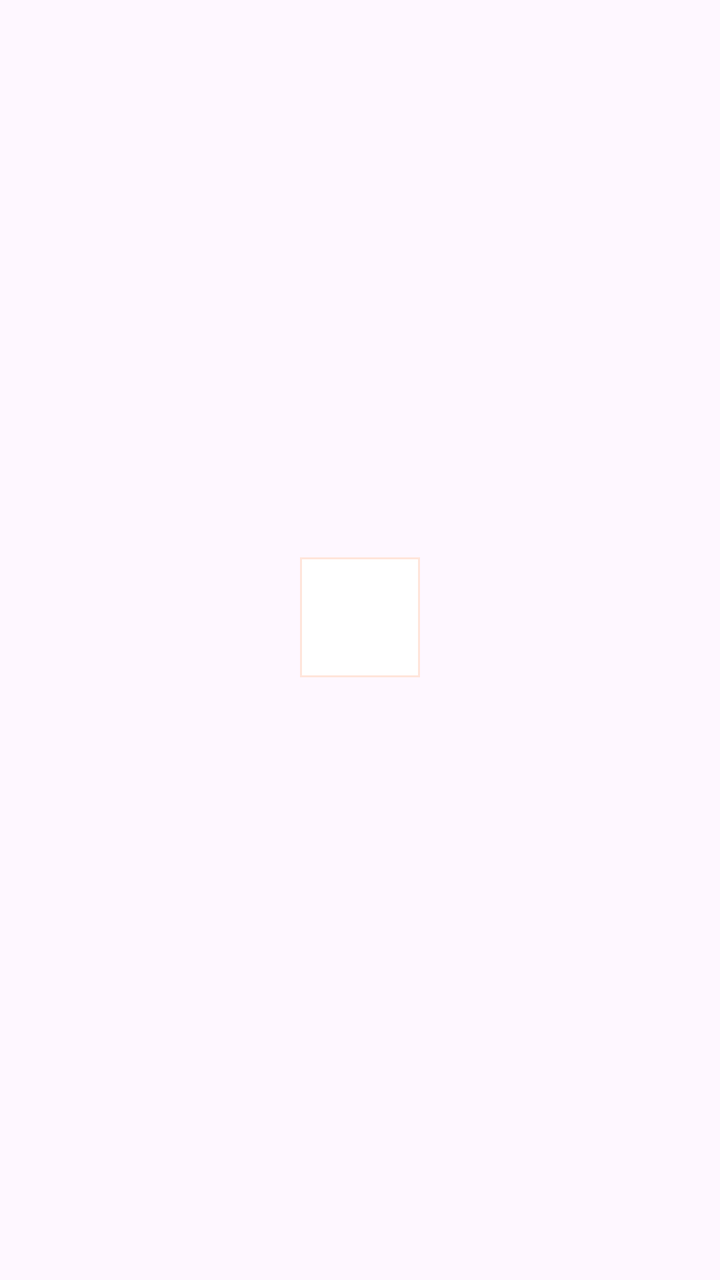
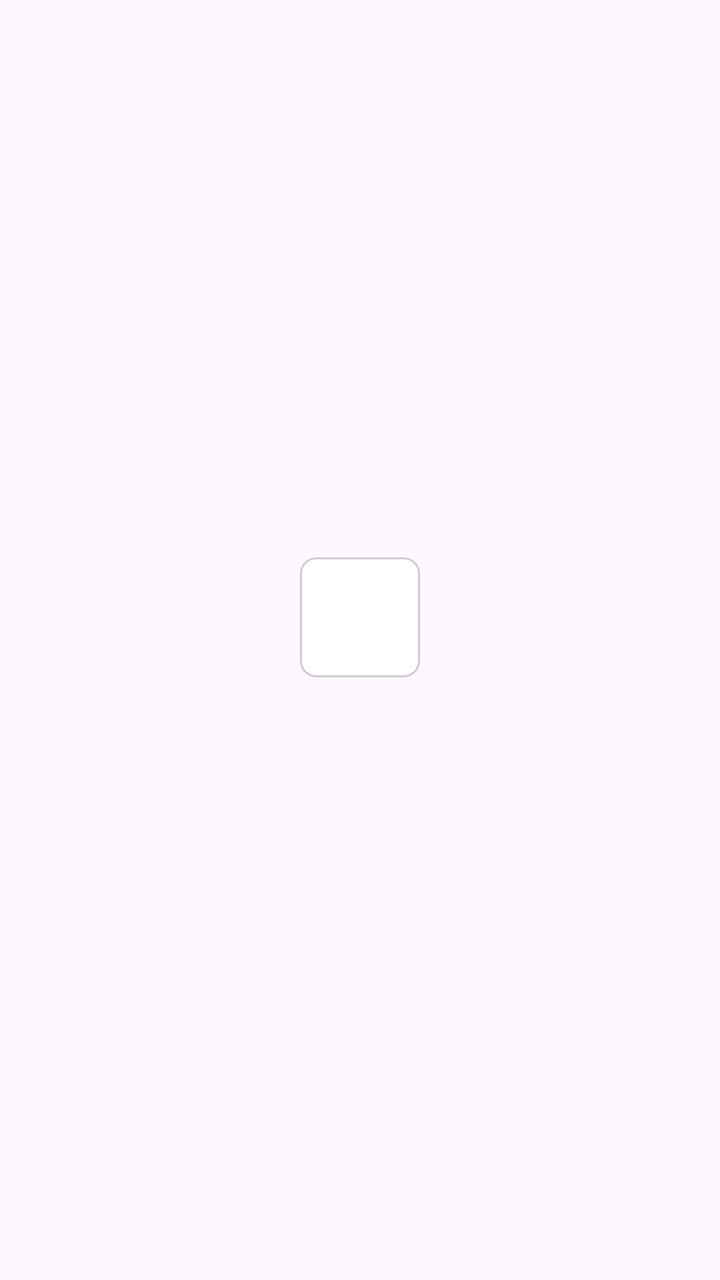

Before-and-after screenshots of an Android layout around one commit, followed by the original layout XML and the change that was made.
<!-- AndroidManifest.xml: application theme Theme.DairyBook -->
<!-- res/layout/item_category.xml -->
<?xml version="1.0" encoding="utf-8"?>
<LinearLayout xmlns:android="http://schemas.android.com/apk/res/android"
    xmlns:app="http://schemas.android.com/apk/res-auto"
    android:layout_width="wrap_content"
    android:layout_height="wrap_content"
    android:gravity="center"
    android:orientation="vertical"
    android:paddingHorizontal="10dp"
    android:paddingVertical="6dp">

    <com.google.android.material.card.MaterialCardView
        android:layout_width="60dp"
        android:layout_height="60dp"
        app:cardBackgroundColor="#FFFFFF"
        app:cardCornerRadius="0dp"
        app:cardElevation="0dp"
        app:strokeColor="#FFE5DB"
        app:strokeWidth="1dp">

        <ImageView
            android:id="@+id/ivCategoryImage"
            android:layout_width="36dp"
            android:layout_height="36dp"
            android:layout_gravity="center"
            android:scaleType="fitCenter" />
    </com.google.android.material.card.MaterialCardView>

    <TextView
        android:id="@+id/tvCategoryName"
        android:layout_width="wrap_content"
        android:layout_height="wrap_content"
        android:layout_marginTop="6dp"
        android:textColor="#333333"
        android:textSize="12sp"
        android:textStyle="bold" />

</LinearLayout>
<!-- resources referenced by this layout -->
<resources>
  <style name="Theme.DairyBook" parent="Base.Theme.DairyBook" />
  <style name="Base.Theme.DairyBook" parent="Theme.Material3.DayNight.NoActionBar">
          
          
      </style>
</resources>

<!-- the commit's change to res/layout/item_category.xml (unified diff, before → after) -->
@@ -12,9 +12,9 @@
         android:layout_width="60dp"
         android:layout_height="60dp"
         app:cardBackgroundColor="#FFFFFF"
-        app:cardCornerRadius="0dp"
+        app:cardCornerRadius="8dp"
         app:cardElevation="0dp"
-        app:strokeColor="#FFE5DB"
+        app:strokeColor="#cccccc"
         app:strokeWidth="1dp">
 
         <ImageView
